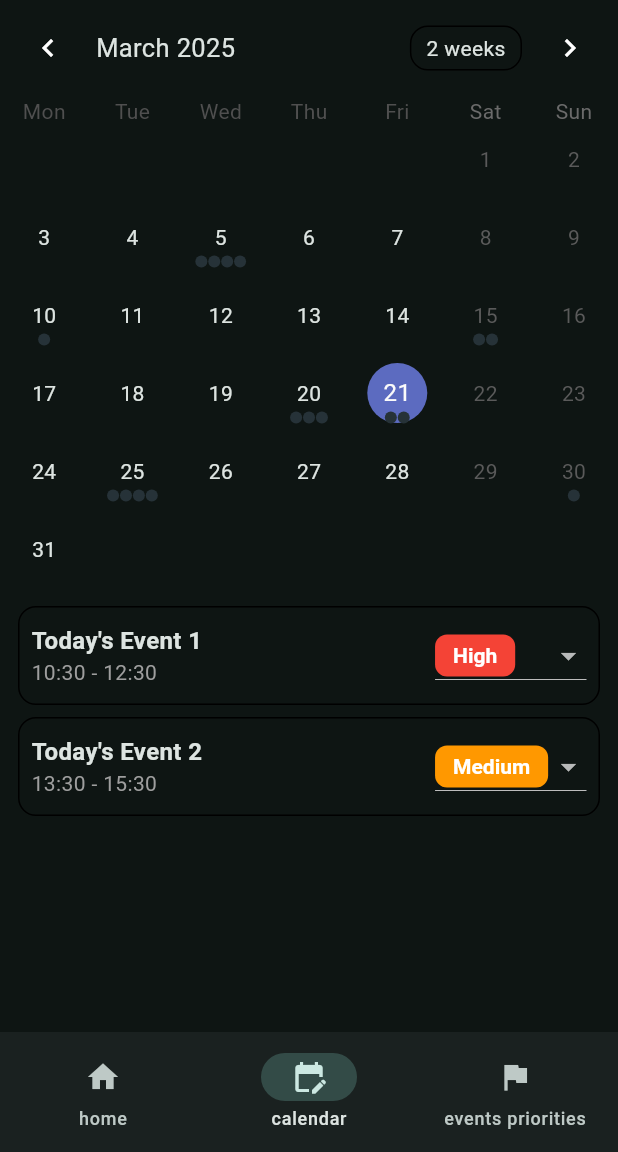
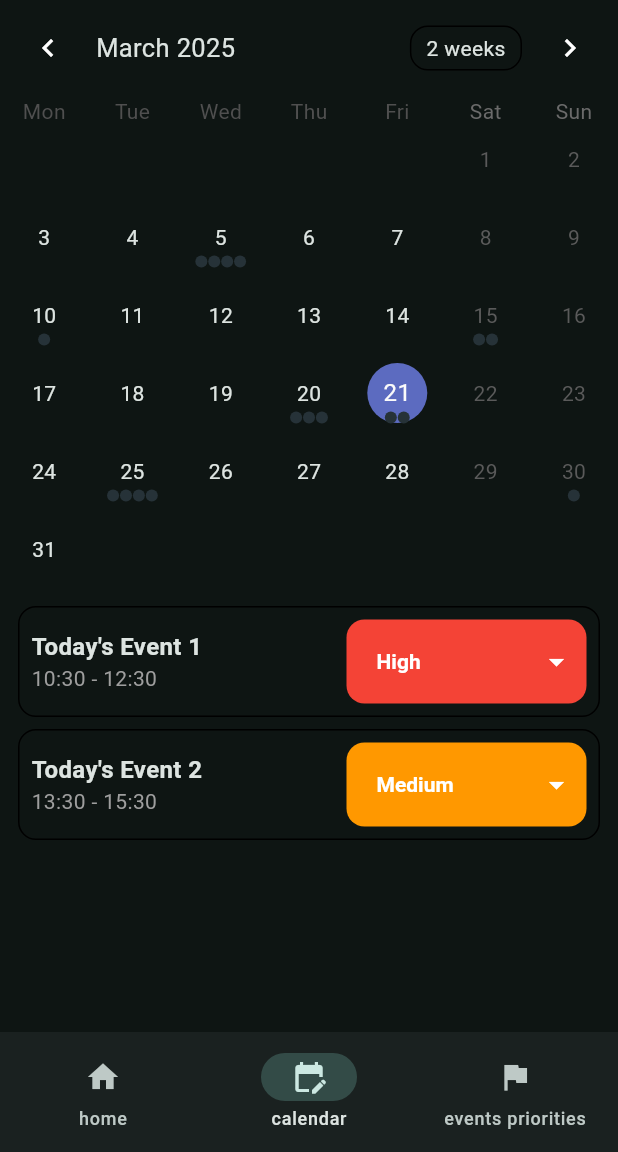
Before and after one commit to 43r361/chronos_frontend, a Flutter app: the screen it shows after launch, item 2 of the bottom bar chosen, on a phone screen of 412 x 824 dp, the part 84-1236 px from its top. Run offline on Flutter 3.47's test engine with Material 3 defaults, Android fonts, the phone set to English and light mode, and no system bars; drawn by our look-alikes of table_calendar.

Commit message:
Fixed the Priority drop down menu on each event in the calendar page

```diff
--- a/lib/views/pages/calendar_page.dart
+++ b/lib/views/pages/calendar_page.dart
@@ -2,6 +2,7 @@ import 'package:flutter/material.dart';
 import 'package:table_calendar/table_calendar.dart';
 
 import '../../data/event_hardcoded.dart';
+import '../../data/notifiers.dart';
 
 class CalendarPage extends StatefulWidget {
   const CalendarPage({super.key});
@@ -14,8 +15,7 @@ class _CalendarPageState extends State<CalendarPage> {
   late final ValueNotifier<List<Event>> _selectedEvents;
   CalendarFormat _calendarFormat = CalendarFormat.month;
   RangeSelectionMode _rangeSelectionMode =
-      RangeSelectionMode
-          .toggledOff; // Can be toggled on/off by longpressing a date
+      RangeSelectionMode.toggledOff; // Can be toggled on/off by longpressing a date
   DateTime _focusedDay = DateTime.now();
   DateTime? _selectedDay;
   DateTime? _rangeStart;
@@ -164,13 +164,35 @@ class _CalendarPageState extends State<CalendarPage> {
                               ),
                             ],
                           ),
-                          DropdownButton<String>(
+                          ValueListenableBuilder<bool>(
+                            valueListenable: isDarkTheme,
+                            builder: (context, isDark, _) {
+                              return DropdownButtonHideUnderline(
+                                child: Container(
+                                  decoration: BoxDecoration(
+                                    color: _getPriorityColor(
+                                      value[index].priority,
+                                    ), // Button color matches priority
+                                    borderRadius: BorderRadius.circular(12),
+                                  ),
+                                  padding: const EdgeInsets.symmetric(
+                                    horizontal: 8,
+                                    vertical: 4,
+                                  ),
+                                  child: DropdownButton<String>(
                                     value: value[index].priority,
-                            dropdownColor: Colors.white,
+                                    menuMaxHeight:
+                                        250, // Enables scrolling if there are too many items
+                                    icon: const Icon(
+                                      Icons.arrow_drop_down,
+                                      color: Colors.white,
+                                    ),
                                     style: const TextStyle(
-                              color: Colors.black,
+                                      color: Colors.white,
                                       fontWeight: FontWeight.bold,
                                     ),
+                                    dropdownColor:
+                                        isDark ? Colors.grey[850] : Colors.white, // Dark or Light mode
                                     onChanged: (newPriority) {
                                       if (newPriority != null) {
                                         setState(() {
@@ -186,37 +208,59 @@ class _CalendarPageState extends State<CalendarPage> {
                                         });
                                       }
                                     },
-                            items:
-                                [
+                                    items: [
                                       'Low',
                                       'Medium',
                                       'High',
                                       'Critical',
                                       'Optional',
-                                ] // Extendable List
-                                .map<DropdownMenuItem<String>>((
-                                  String priority,
-                                ) {
+                                      'Urgent',
+                                      'Review',
+                                      'On Hold',
+                                      'Completed',
+                                      'In Progress',
+                                    ].map<DropdownMenuItem<String>>((String priority) {
+                                      bool isPriorityTier = [
+                                        'Low',
+                                        'Medium',
+                                        'High',
+                                        'Critical',
+                                        'Optional',
+                                      ].contains(priority);
+
                                       return DropdownMenuItem<String>(
                                         value: priority,
                                         child: Container(
+                                          width: 120, // Consistent width
                                           padding: const EdgeInsets.symmetric(
                                             horizontal: 12,
                                             vertical: 6,
                                           ),
                                           decoration: BoxDecoration(
-                                        color: _getPriorityColor(priority),
+                                            color: isPriorityTier
+                                                ? _getPriorityColor(priority) // Priority tiers are colored
+                                                : (isDark
+                                                    ? Colors.grey[900]
+                                                    : Colors.white), // Match theme
                                             borderRadius: BorderRadius.circular(8),
                                           ),
                                           child: Text(
                                             priority,
-                                        style: const TextStyle(
-                                          color: Colors.white,
+                                            style: TextStyle(
+                                              color: isPriorityTier
+                                                  ? Colors.white
+                                                  : (isDark
+                                                      ? Colors.white
+                                                      : Colors.black), // Dynamic text color
                                             ),
                                           ),
                                         ),
                                       );
                                     }).toList(),
+                                  ),
+                                ),
+                              );
+                            },
                           ),
                         ],
                       ),
```
Lines whose indentation alone changed are shown as unchanged.
